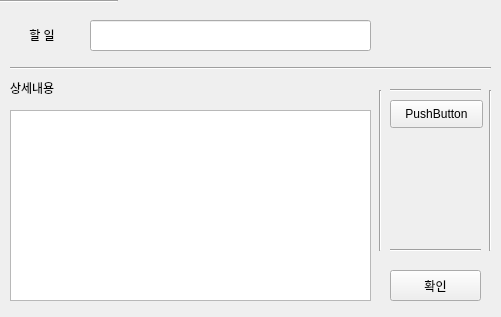
This is Todo/TodoDlg.ui in xorud1541/Todo as Qt 5 draws it before an edit. The edited form follows.
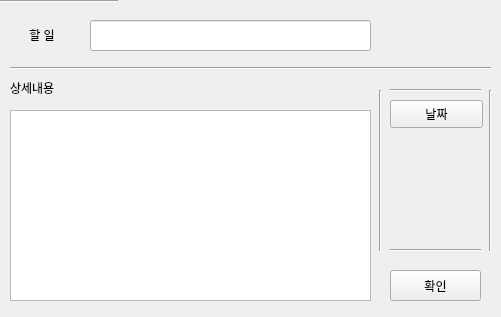
This is the edited form.

Commit message: 데드라인 버튼 추가

The edit to the form file:
```diff
--- a/Todo/TodoDlg.ui
+++ b/Todo/TodoDlg.ui
@@ -166,7 +166,7 @@
     </rect>
    </property>
    <property name="text">
-    <string>PushButton</string>
+    <string>날짜</string>
    </property>
   </widget>
  </widget>
```
Left out of the diff: 2 changed lines with no effect on the pictures. The commit also changes 2 other files.
